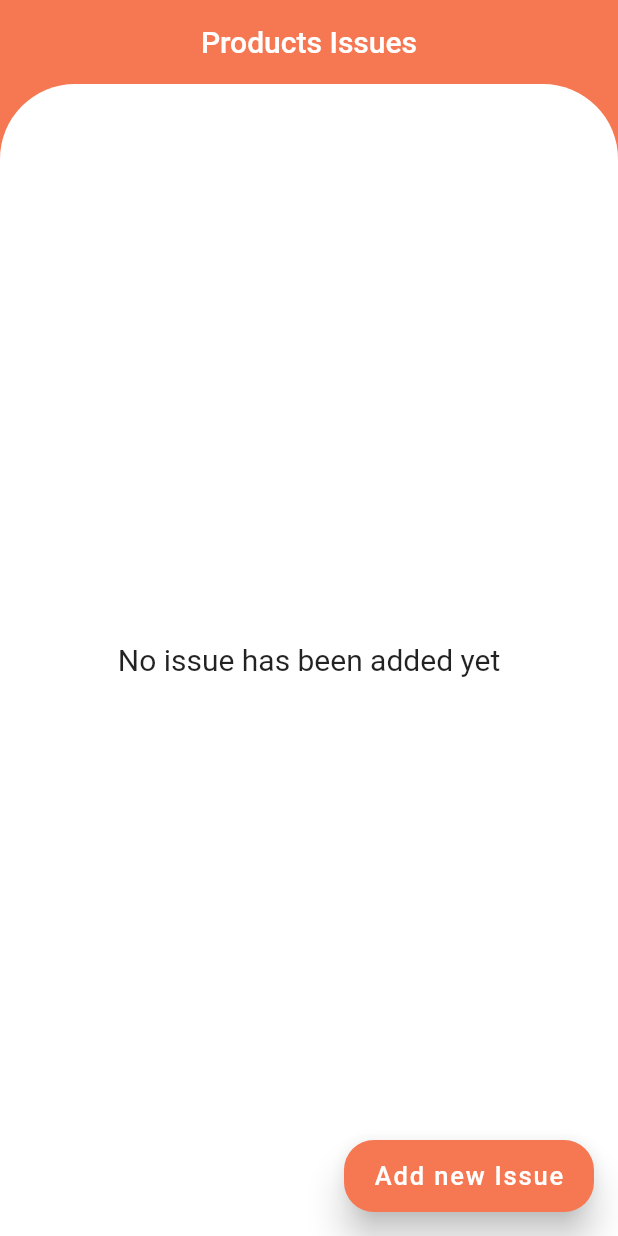
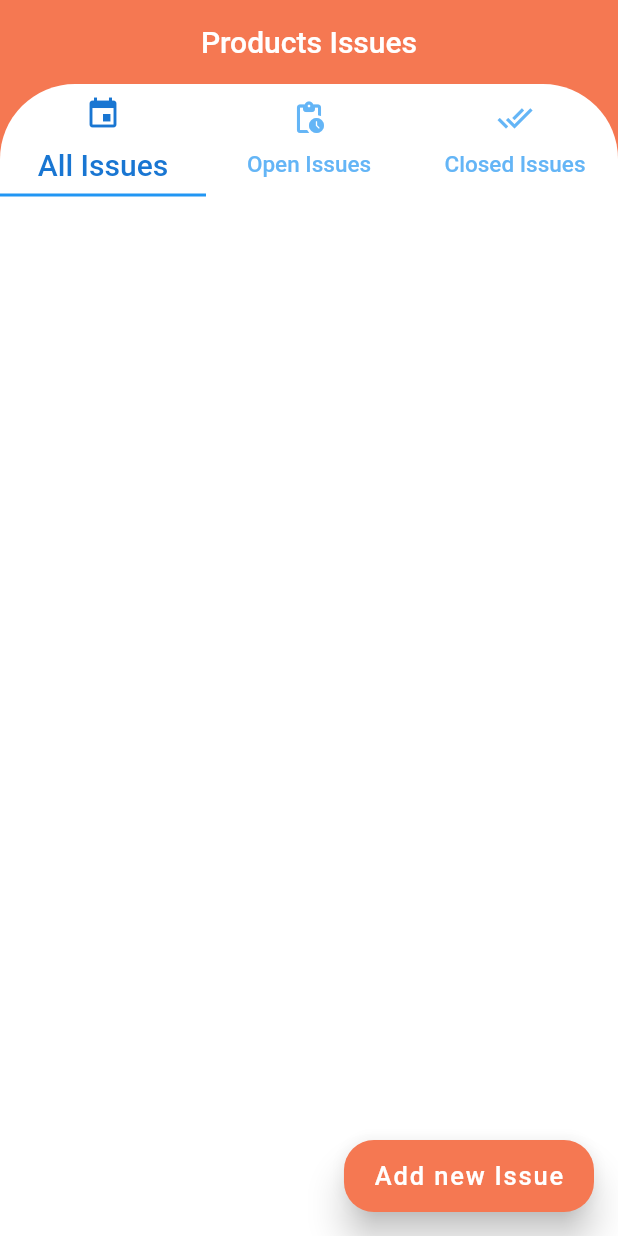
Before and after one commit to abdohelgamal/IssuesReporter, a Flutter app: the screen it shows after launch, on a phone screen of 412 x 824 dp. Run offline on Flutter 3.47's test engine with Material 2 defaults, Android fonts, the phone set to English and light mode, and no system bars; our stand-ins replace bloc, date_format, flutter_bloc, flutter_staggered_animations, google_maps_flutter, image_picker and 1 more; missing offline and left inert: map_picker; accounts and stored records are empty.

Commit message:
Completed refactoring and added tabs to filter the status of issues

```diff
--- a/lib/controllers/bloc.dart
+++ b/lib/controllers/bloc.dart
@@ -7,27 +7,31 @@ import 'package:issues_reporter/models/issue_class.dart';
 ///It launches the database controller upon creation and then updates the UI with issues if there any
 class BlocForIssues extends Cubit<List<Issue>> {
   BlocForIssues() : super(List.empty()) {
-    db = Dbcontroller();
+    db = DbController();
     db.createDataBase().whenComplete(() {
       updateIssuesList();
     });
   }
 
-  late Dbcontroller db;
-  List<Issue> issues = [];
+  late DbController db;
+  List<Issue> allIssues = [];
+   List<Issue> openIssues = [];
+    List<Issue> closedIssues = [];
+
 
   ///It get the data stored in the local database and then maps them into a list of [Issue] model
   ///and then rebuilds the UI as the state changes
   void updateIssuesList() async {
     List<Map> temp = await db.getData();
-    issues = temp.map((val) => Issue.fromMap(val)).toList();
-    emit(issues);
+    allIssues = temp.map((val) => Issue.fromMap(val)).toList();
+    openIssues = allIssues.where((element) => element.status == 'Open',).toList();
+    closedIssues = allIssues.where((element) => element.status == 'Closed',).toList();
+    emit(allIssues);
   }
 
   ///It adds a new [Issue] to the local database and then updates the state with the new data
   void addNewIssue(Issue issue) async {
-    await db.insertIntoDataBase(
-        issue.toMap());
+    await db.insertIntoDataBase(issue.toMap());
     updateIssuesList();
   }
 
--- a/lib/controllers/database.dart
+++ b/lib/controllers/database.dart
@@ -2,7 +2,7 @@ import 'package:issues_reporter/models/issue_class.dart';
 import 'package:sqflite/sqflite.dart';
 
 ///A database controller to manage local database queries
-class Dbcontroller {
+class DbController {
   late Database database;
   String tableName = 'TestData';
 
--- a/lib/main.dart
+++ b/lib/main.dart
@@ -4,6 +4,7 @@ import 'package:flutter_bloc/flutter_bloc.dart';
 import 'package:issues_reporter/views/screens/home.dart';
 
 void main() {
+  WidgetsFlutterBinding.ensureInitialized();
   runApp(const MyApp());
 }
 
--- a/lib/views/components/add_image_button.dart
+++ b/lib/views/components/add_image_button.dart
@@ -2,6 +2,7 @@ import 'dart:io';
 import 'package:flutter/material.dart';
 import 'package:image_picker/image_picker.dart';
 
+///This component widget handles the part of adding an [Image] and rebuilding its state according to the changes
 class AddImageButton extends StatefulWidget {
   AddImageButton({required this.picture, required this.picSetter, Key? key})
       : super(key: key);
@@ -23,7 +24,7 @@ class _AddImageButtonState extends State<AddImageButton> {
   @override
   Widget build(BuildContext context) {
     if (picture == null) {
-     return TextButton.icon(
+      return TextButton.icon(
           label: const Text('Add an image'),
           onPressed: () async {
             ImagePicker imagePicker = ImagePicker();
--- a/lib/views/components/add_location_button.dart
+++ b/lib/views/components/add_location_button.dart
@@ -2,6 +2,8 @@ import 'package:flutter/material.dart';
 import 'package:google_maps_flutter/google_maps_flutter.dart';
 import 'package:map_picker/map_picker.dart';
 
+///This component widget handles the part of adding location data from the Google Maps widget and rebuilding
+///its state according to the changes
 class AddLocationButton extends StatefulWidget {
   AddLocationButton(
       {required this.positionSetter,
--- a/lib/views/components/custom_inputfield.dart
+++ b/lib/views/components/custom_inputfield.dart
@@ -1,7 +1,8 @@
 import 'package:flutter/material.dart';
 
 class CustomInputField extends StatelessWidget {
-  CustomInputField({required this.controller, this.hint,required this.maxLines, Key? key})
+  CustomInputField(
+      {required this.controller, this.hint, required this.maxLines, Key? key})
       : super(key: key);
   TextEditingController controller;
   int maxLines;
--- /dev/null
+++ b/lib/views/components/tabs.dart
@@ -0,0 +1,29 @@
+import 'package:flutter/material.dart';
+
+///A component for Tabs widget
+class TabsComponent extends StatelessWidget {
+  const TabsComponent({Key? key}) : super(key: key);
+
+  @override
+  Widget build(BuildContext context) {
+    return SizedBox(
+        height: 75,
+        child: TabBar(
+            indicatorSize: TabBarIndicatorSize.tab,
+            labelStyle: TextStyle(color: Colors.blue[700], fontSize: 20),
+            unselectedLabelStyle:
+                TextStyle(color: Colors.blue[300], fontSize: 15),
+            labelColor: Colors.blue[700],
+            unselectedLabelColor: Colors.blue[300],
+            tabs: const [
+              Tab(
+                  icon: Icon(Icons.event),
+                  height: 60,
+                  child: Text('All Issues')),
+              Tab(
+                  icon: Icon(Icons.pending_actions_rounded),
+                  child: Text('Open Issues')),
+              Tab(icon: Icon(Icons.done_all), child: Text('Closed Issues'))
+            ]));
+  }
+}
--- /dev/null
+++ b/lib/views/components/tabs_contents.dart
@@ -0,0 +1,91 @@
+import 'package:flutter/material.dart';
+import 'package:flutter_bloc/flutter_bloc.dart';
+import 'package:flutter_staggered_animations/flutter_staggered_animations.dart';
+import 'package:issues_reporter/controllers/bloc.dart';
+import 'package:issues_reporter/models/issue_class.dart';
+import 'package:issues_reporter/views/components/issue_card_component.dart';
+
+///A component for the content in each tab
+class Content extends StatelessWidget {
+  const Content({Key? key}) : super(key: key);
+
+  @override
+  Widget build(BuildContext context) {
+    var bloc = BlocProvider.of<BlocForIssues>(context);
+    return Expanded(
+        child: BlocConsumer<BlocForIssues, List<Issue>>(
+            listener: (context, state) {},
+            builder: (context, state) {
+              return TabBarView(children: [
+// All Issues Tab
+
+                ListView.builder(
+                    itemCount: bloc.allIssues.length,
+                    physics: const AlwaysScrollableScrollPhysics(
+                        parent: BouncingScrollPhysics()),
+                    itemBuilder: (context, index) {
+                      if (bloc.allIssues.isEmpty) {
+                        return const Center(
+                          child: Text('No issue has been added yet',
+                              textAlign: TextAlign.center,
+                              style: TextStyle(fontSize: 20)),
+                        );
+                      } else {
+                        return AnimationConfiguration.staggeredList(
+                            position: index,
+                            duration: const Duration(milliseconds: 600),
+                            child: SlideAnimation(
+                                horizontalOffset: 50.0,
+                                child: FadeInAnimation(
+                                    child: IssueCard(bloc.allIssues[index]))));
+                      }
+                    }),
+
+// Open Issues Tab
+
+                bloc.openIssues.isEmpty
+                    ? const Center(
+                        child: Text('No Open Issues',
+                            textAlign: TextAlign.center,
+                            style: TextStyle(fontSize: 20)),
+                      )
+                    : ListView.builder(
+                        physics: const AlwaysScrollableScrollPhysics(
+                            parent: BouncingScrollPhysics()),
+                        itemBuilder: (context, index) {
+                          return AnimationConfiguration.staggeredList(
+                              position: index,
+                              duration: const Duration(milliseconds: 600),
+                              child: SlideAnimation(
+                                  horizontalOffset: 50.0,
+                                  child: FadeInAnimation(
+                                      child:
+                                          IssueCard(bloc.openIssues[index]))));
+                        },
+                        itemCount: bloc.openIssues.length),
+
+// Closed Issues Tab
+
+                bloc.closedIssues.isEmpty
+                    ? const Center(
+                        child: Text('No Closed Issues',
+                            textAlign: TextAlign.center,
+                            style: TextStyle(fontSize: 20)))
+                    : ListView.builder(
+                        physics: const AlwaysScrollableScrollPhysics(
+                            parent: BouncingScrollPhysics()),
+                        itemBuilder: (context, index) {
+                          return AnimationConfiguration.staggeredList(
+                              position: index,
+                              duration: const Duration(milliseconds: 600),
+                              child: SlideAnimation(
+                                  horizontalOffset: 50.0,
+                                  child: FadeInAnimation(
+                                      child: IssueCard(
+                                          bloc.closedIssues[index]))));
+                        },
+                        itemCount: bloc.closedIssues.length)
+              ]);
+            }));
+  }
+}
--- a/lib/views/screens/home.dart
+++ b/lib/views/screens/home.dart
@@ -1,9 +1,6 @@
-import 'package:issues_reporter/controllers/bloc.dart';
-import 'package:issues_reporter/models/issue_class.dart';
-import 'package:issues_reporter/views/components/issue_card_component.dart';
 import 'package:flutter/material.dart';
-import 'package:flutter_bloc/flutter_bloc.dart';
-import 'package:flutter_staggered_animations/flutter_staggered_animations.dart';
+import 'package:issues_reporter/views/components/tabs.dart';
+import 'package:issues_reporter/views/components/tabs_contents.dart';
 import 'package:issues_reporter/views/screens/add_issue_page.dart';
 
 ///The home page on which the application lands upon launch
@@ -12,7 +9,6 @@ class HomePage extends StatelessWidget {
 
   @override
   Widget build(BuildContext context) {
-    var bloc = BlocProvider.of<BlocForIssues>(context);
     return Scaffold(
         backgroundColor: const Color.fromARGB(255, 245, 120, 82),
         appBar: AppBar(
@@ -21,39 +17,19 @@ class HomePage extends StatelessWidget {
             centerTitle: true,
             backgroundColor: const Color.fromARGB(255, 245, 120, 82)),
         body: SafeArea(
-            child: Stack(children: [
-          Container(
-              decoration: const BoxDecoration(
-                  color: Colors.white,
-                  borderRadius:
-                      BorderRadius.vertical(top: Radius.circular(50)))),
-          BlocConsumer<BlocForIssues, List<Issue>>(
-              listener: (context, state) {},
-              builder: (context, state) {
-                return bloc.issues.isEmpty
-                    ? const Center(
-                        child: Text('No issue has been added yet',
-                            textAlign: TextAlign.center,
-                            style: TextStyle(fontSize: 20)),
-                      )
-                    : Padding(
-                        padding: const EdgeInsets.only(top: 25),
-                        child: ListView.builder(
-                            physics: const AlwaysScrollableScrollPhysics(
-                                parent: BouncingScrollPhysics()),
-                            itemBuilder: (context, index) {
-                              return AnimationConfiguration.staggeredList(
-                                  position: index,
-                                  duration: const Duration(milliseconds: 600),
-                                  child: SlideAnimation(
-                                      horizontalOffset: 50.0,
-                                      child: FadeInAnimation(
-                                          child:
-                                              IssueCard(bloc.issues[index]))));
-                            },
-                            itemCount: bloc.issues.length));
-              })
-        ])),
+            child: DefaultTabController(
+          length: 3,
+          child: Stack(alignment: Alignment.bottomCenter, children: [
+            Container(
+                decoration: const BoxDecoration(
+                    color: Colors.white,
+                    borderRadius:
+                        BorderRadius.vertical(top: Radius.circular(50)))),
+            Column(
+              children: const [TabsComponent(), Content()],
+            ),
+          ]),
+        )),
         floatingActionButton: FloatingActionButton.extended(
             label: const Text('Add new Issue', style: TextStyle(fontSize: 17)),
             elevation: 10,
--- a/pubspec.yaml
+++ b/pubspec.yaml
@@ -38,7 +38,7 @@ dependencies:
   flutter_bloc: ^8.0.1
   date_format: ^2.0.5
   flutter_staggered_animations: ^1.0.0
-  google_maps_flutter: ^2.1.2
+  google_maps_flutter: ^2.1.3
   map_picker: ^0.0.3
 
 dev_dependencies:
```
Also changed, not shown: lib/models/issue_class.dart (+6 -2 lines), lib/views/components/issue_card_component.dart (+31 -24 lines), lib/views/screens/show_issue_and_edit_it.dart (+5 -3 lines), pubspec.lock.
